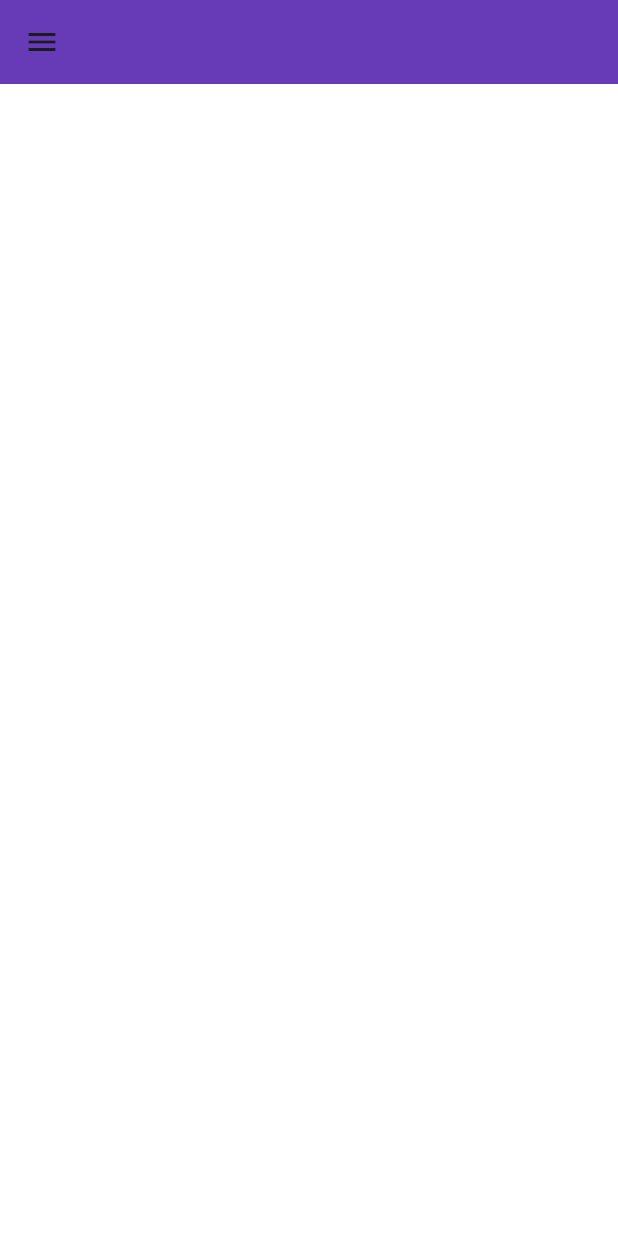
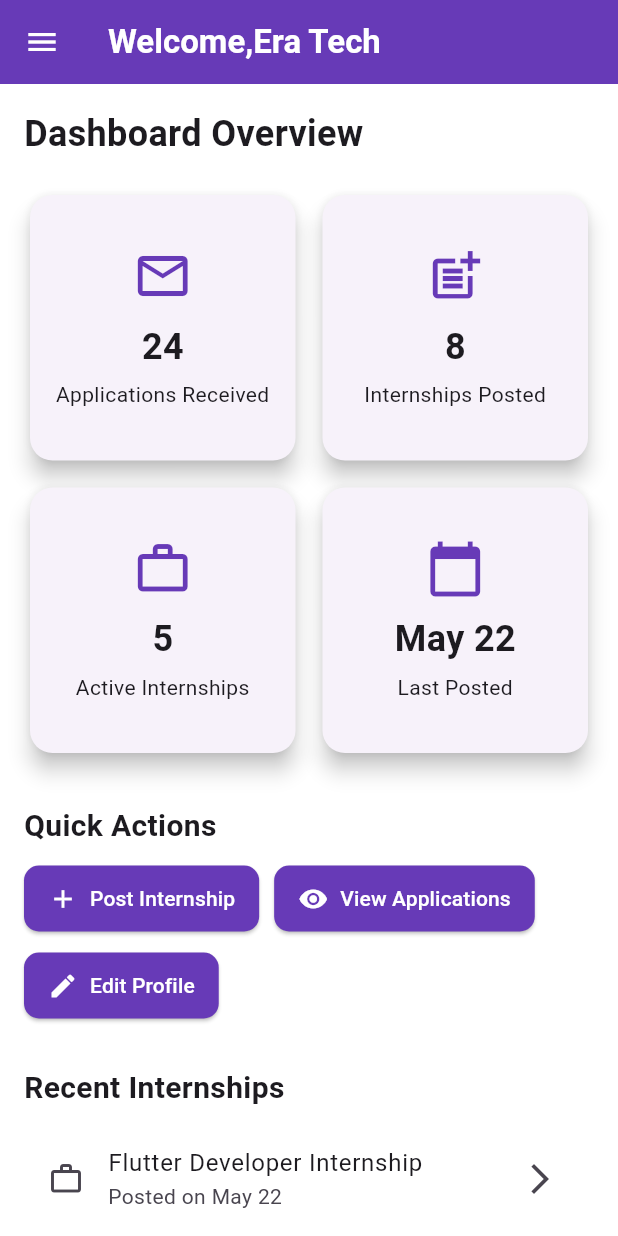
Before and after one commit to ayesha-a123/tech_linker, a Flutter app: the InstituteDashboard screen opened directly, on a phone screen of 412 x 824 dp. Run offline on Flutter 3.47's test engine with Material 3 defaults, Android fonts, the phone set to English and light mode, and no system bars; our stand-ins replace fl_chart; project files that could hold a hidden picture were left out.

Commit message:
update institute dashboard

```diff
--- a/lib/screens/Institute_Dashboard.dart
+++ b/lib/screens/Institute_Dashboard.dart
@@ -1,7 +1,7 @@
 import 'package:flutter/material.dart';
 import 'package:tech_linker/widget/list_tiles.dart';
-import 'package:image_picker/image_picker.dart';
-import 'dart:io';
+// import 'package:image_picker/image_picker.dart';
+// import 'dart:io';
 
 class InstituteDashboard extends StatefulWidget {
   const InstituteDashboard({super.key});
@@ -10,24 +10,26 @@ class InstituteDashboard extends StatefulWidget {
   State<InstituteDashboard> createState() => _InstituteDashboardState();
 }
 class _InstituteDashboardState extends State<InstituteDashboard> {
-  File? _profileImage;
-  final ImagePicker _picker = ImagePicker();
-
-  Future<void> _pickImage() async {
-    final XFile? pickedImage = await _picker.pickImage(
-        source: ImageSource.gallery);
-    if (pickedImage != null) {
-      setState(() {
-        _profileImage = File(pickedImage.path);
-      });
-    }
-  }
+  // File? _profileImage;
+  // final ImagePicker _picker = ImagePicker();
+  //
+  // Future<void> _pickImage() async {
+  //   final XFile? pickedImage = await _picker.pickImage(
+  //       source: ImageSource.gallery);
+  //   if (pickedImage != null) {
+  //     setState(() {
+  //       _profileImage = File(pickedImage.path);
+  //     });
+  //   }
+  // }
     @override
     Widget build(BuildContext context) {
       return Scaffold(
         backgroundColor: Colors.white,
         appBar: AppBar(
           backgroundColor: Colors.deepPurple,
+          title: Text('Welcome,Era Tech',style: TextStyle(color: Colors.white,fontWeight: FontWeight.bold),),
+          iconTheme: IconThemeData(color: Colors.white),
         ),
         drawer: Drawer(
           backgroundColor: Colors.deepPurple,
@@ -36,16 +38,17 @@ class _InstituteDashboardState extends State<InstituteDashboard> {
             children: [
               UserAccountsDrawerHeader(
                   currentAccountPicture: GestureDetector(
-                    onTap: _pickImage,
+                    // onTap: _pickImage,
                     child: CircleAvatar(
                       radius: 30,
                       backgroundColor: Colors.white,
-                      backgroundImage: _profileImage != null
-                          ? FileImage(_profileImage!)
-                          : null,
-                      child: _profileImage == null
-                          ? Icon(Icons.apartment, size: 40, color: Colors.black)
-                          : null,
+                      child: Icon(Icons.settings_applications_rounded),
+                      // backgroundImage: _profileImage != null
+                      //     ? FileImage(_profileImage!)
+                      //     : null,
+                      // child: _profileImage == null
+                      //     ? Icon(Icons.apartment, size: 40, color: Colors.black)
+                      //     : null,
                     ),
                   ),
                   accountName: Text('InstituteName'),
@@ -82,6 +85,128 @@ class _InstituteDashboardState extends State<InstituteDashboard> {
             ],
           ),
         ),
+        body: SingleChildScrollView(
+          padding: EdgeInsets.all(16),
+          child: Column(
+            crossAxisAlignment: CrossAxisAlignment.start,
+            children: [
+              const Text(
+                "Dashboard Overview",
+                style: TextStyle(fontSize: 24, fontWeight: FontWeight.bold),
+              ),
+              const SizedBox(height: 20),
+              GridView.count(
+                crossAxisCount: 2,
+                shrinkWrap: true,
+                physics: NeverScrollableScrollPhysics(),
+                crossAxisSpacing: 10,
+                mainAxisSpacing: 10,
+                children: [
+                  DashboardCard(title: "Applications Received", count: "24", icon: Icons.mail_outline,),
+                  DashboardCard(title: "Internships Posted", icon: Icons.post_add, count: "8"),
+                  DashboardCard(title: "Active Internships", icon: Icons.work_outline, count: "5"),
+                  DashboardCard(title: "Last Posted", icon: Icons.calendar_today, count: "May 22"),
+                ],
+              ),
+              SizedBox(height: 30),
+              Text(
+                "Quick Actions",
+                style: TextStyle(fontSize: 20, fontWeight: FontWeight.w600),
+              ),
+              SizedBox(height: 10),
+              Wrap(
+                spacing: 10,
+                runSpacing: 10,
+                children: [
+                  ActionButton(label: "Post Internship", icon: Icons.add, onTap: () {}),
+                  ActionButton(label: "View Applications", icon: Icons.remove_red_eye, onTap: () {}),
+                  ActionButton(label: "Edit Profile", icon: Icons.edit, onTap: () {}),
+                ],
+              ),
+              SizedBox(height: 30),
+              Text(
+                "Recent Internships",
+                style: TextStyle(fontSize: 20, fontWeight: FontWeight.w600),
+              ),
+              SizedBox(height: 10),
+              ListTile(
+                leading:Icon(Icons.work_outline),
+                title:Text("Flutter Developer Internship"),
+                subtitle:Text("Posted on May 22"),
+                trailing:Icon(Icons.arrow_forward_ios),
+                onTap: () {},
+              ),
+              ListTile(
+                leading: Icon(Icons.work_outline),
+                title: Text("UI/UX Designer Internship"),
+                subtitle:Text("Posted on May 20"),
+                trailing:Icon(Icons.arrow_forward_ios),
+                onTap: () {},
+              )
+            ],
+          ),
+        ),
       );
     }
+}
+
+class DashboardCard extends StatelessWidget {
+  final String title;
+  final IconData icon;
+  final String count;
+
+  const DashboardCard({super.key, required this.title, required this.icon, required this.count});
+
+  @override
+  Widget build(BuildContext context) {
+    return InkWell(
+      onTap: (){},
+      child: Card(
+        shape: RoundedRectangleBorder(borderRadius: BorderRadius.circular(15)),
+        elevation: 6,
+        child: Padding(
+          padding: EdgeInsets.all(16.0),
+          child: Column(
+            mainAxisAlignment: MainAxisAlignment.center,
+            children: [
+              Icon(icon, size: 40, color: Colors.deepPurple),
+              const SizedBox(height: 10),
+              Text(
+                count,
+                style: const TextStyle(fontSize: 24, fontWeight: FontWeight.bold),
+              ),
+              const SizedBox(height: 5),
+              Text(
+                title,
+                textAlign: TextAlign.center,
+                style: const TextStyle(fontSize: 14),
+              )
+            ],
+          ),
+        ),
+      ),
+    );
   }
+}
+
+class ActionButton extends StatelessWidget {
+  final String label;
+  final IconData icon;
+  final VoidCallback onTap;
+
+  const ActionButton({super.key, required this.label, required this.icon, required this.onTap});
+
+  @override
+  Widget build(BuildContext context) {
+    return ElevatedButton.icon(
+      onPressed: onTap,
+      style: ElevatedButton.styleFrom(
+        backgroundColor: Colors.deepPurple,
+        shape: RoundedRectangleBorder(borderRadius: BorderRadius.circular(10)),
+        padding: const EdgeInsets.symmetric(horizontal: 16, vertical: 12),
+      ),
+      icon: Icon(icon, size: 20,color: Colors.white,),
+      label: Text(label,style: TextStyle(color: Colors.white),),
+    );
+  }
+}
--- a/pubspec.yaml
+++ b/pubspec.yaml
@@ -36,7 +36,7 @@ dependencies:
   # Use with the CupertinoIcons class for iOS style icons.
   cupertino_icons: ^1.0.8
   fl_chart: ^0.66.0
-  image_picker: ^1.0.5
+#  image_picker: ^1.0.5
 dev_dependencies:
   flutter_test:
     sdk: flutter
```
Also changed, not shown: pubspec.lock, 5 other files.
